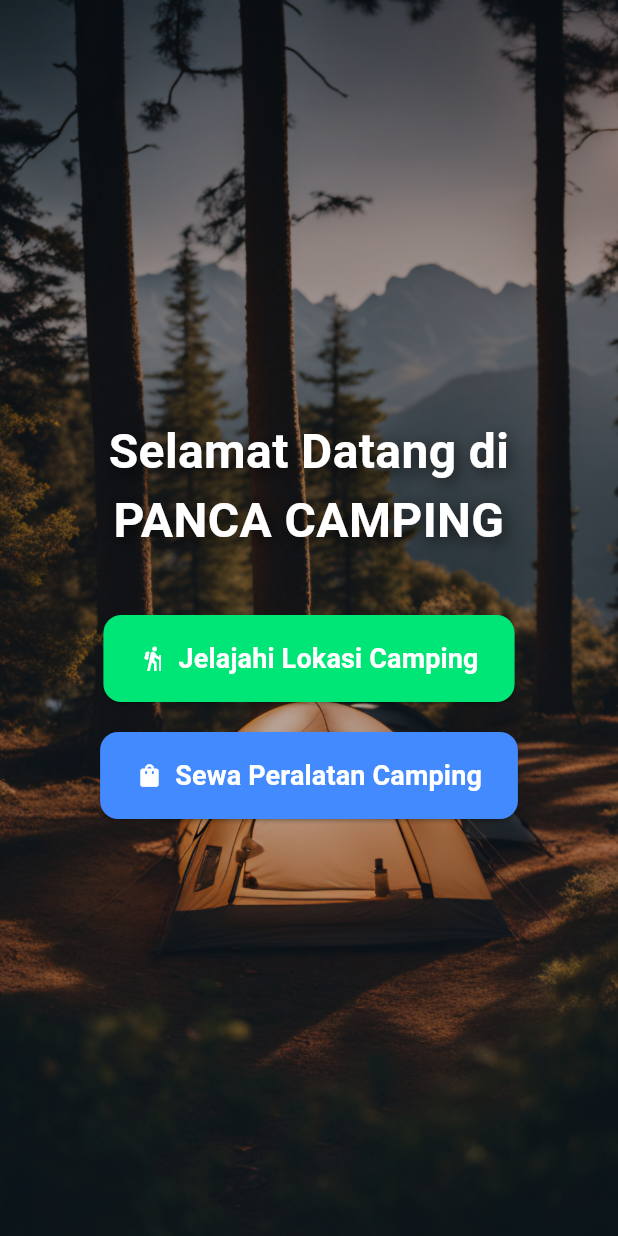
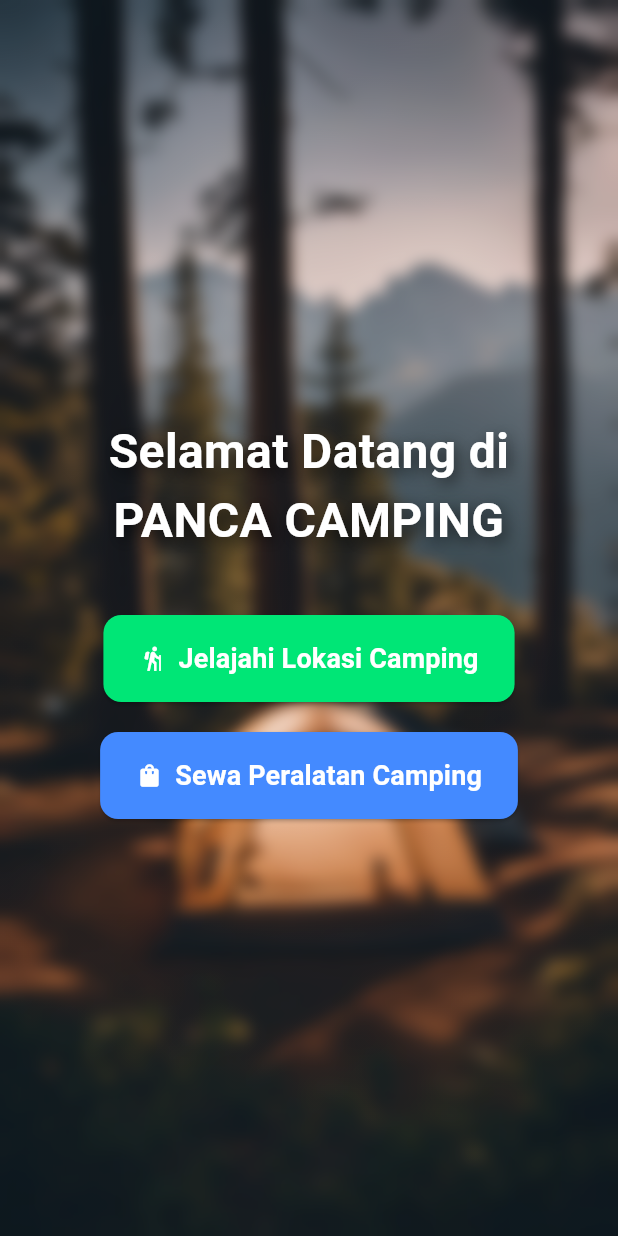
Before and after one commit to Dimata-PKL-2024/PKL-Flutter, a Flutter app: the screen it shows after launch, on a phone screen of 412 x 824 dp. Run offline on Flutter 3.47's test engine with Material 3 defaults, Android fonts, the phone set to English and light mode, and no system bars; our stand-ins replace get.

Commit message:
view home

```diff
--- a/lib/views/home/home_page.dart
+++ b/lib/views/home/home_page.dart
@@ -1,3 +1,4 @@
+import 'dart:ui';
 import 'package:flutter/material.dart';
 import 'package:get/get.dart';
 import '../../../routes/app_routes.dart';
@@ -17,12 +18,16 @@ class HomePage extends StatelessWidget {
                 fit: BoxFit.cover,
               ),
             ),
+            child: BackdropFilter(
+              filter: ImageFilter.blur(sigmaX: 5.0, sigmaY: 5.0),
               child: Container(
                 decoration: BoxDecoration(
+                  color: Colors.black.withOpacity(0.2),
                   gradient: LinearGradient(
                     colors: [Colors.black.withOpacity(0.4), Colors.black.withOpacity(0.2)],
                     begin: Alignment.topCenter,
                     end: Alignment.bottomCenter,
+                  ),
                 ),
               ),
             ),
```
Lines whose indentation alone changed are shown as unchanged.
